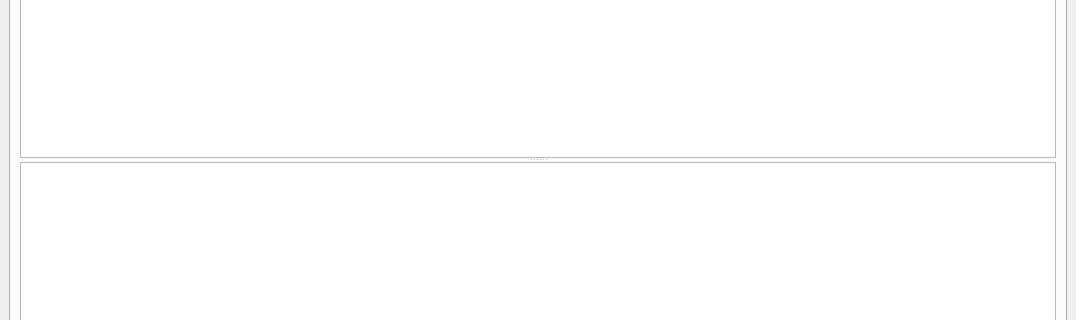
First picture: the form in ui/main_window.ui, repository CS4311-spring-2020/pick-tool-team14-keikaku, before the edit; both pictures show x 0 to 1076 and y 233 to 553 of the 1076 by 730 pixel window.
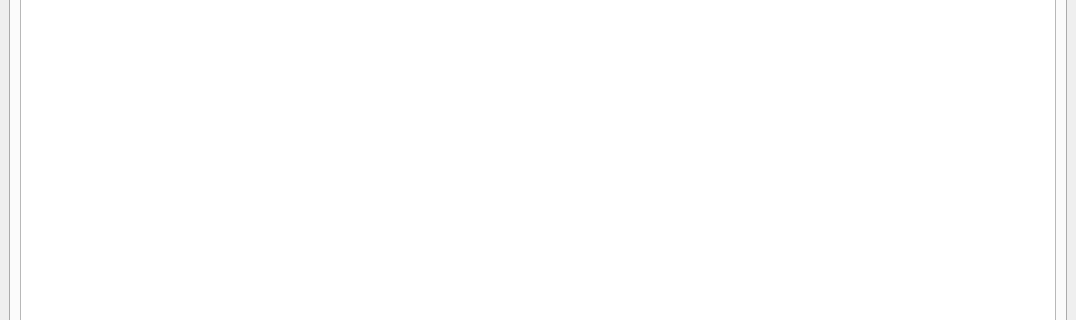
Second picture: the form after the edit. Icons and pictures are not drawn.

Commit message: Removed extra block from Node Configuration tab.

Patch:
```diff
--- a/ui/main_window.ui
+++ b/ui/main_window.ui
@@ -627,7 +627,7 @@
        <attribute name="title">
         <string>Node Configuration</string>
        </attribute>
-       <layout class="QVBoxLayout" name="verticalLayout_2" stretch="0,0,1,0,0">
+       <layout class="QVBoxLayout" name="verticalLayout_2" stretch="0,0,0,0,0">
         <item>
          <layout class="QHBoxLayout" name="nodeVectorHL">
           <item>
@@ -1207,7 +1207,6 @@
             </property>
            </column>
           </widget>
-          <widget class="QGraphicsView" name="graphicsView"/>
          </widget>
         </item>
         <item>
```
Left out of the diff: 2 changed lines with no effect on the pictures. The commit also changes 2 other files.
